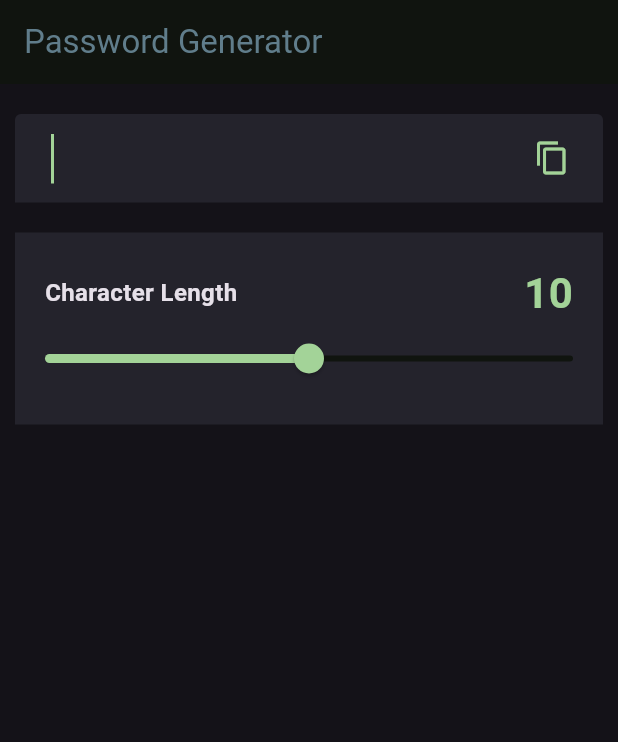
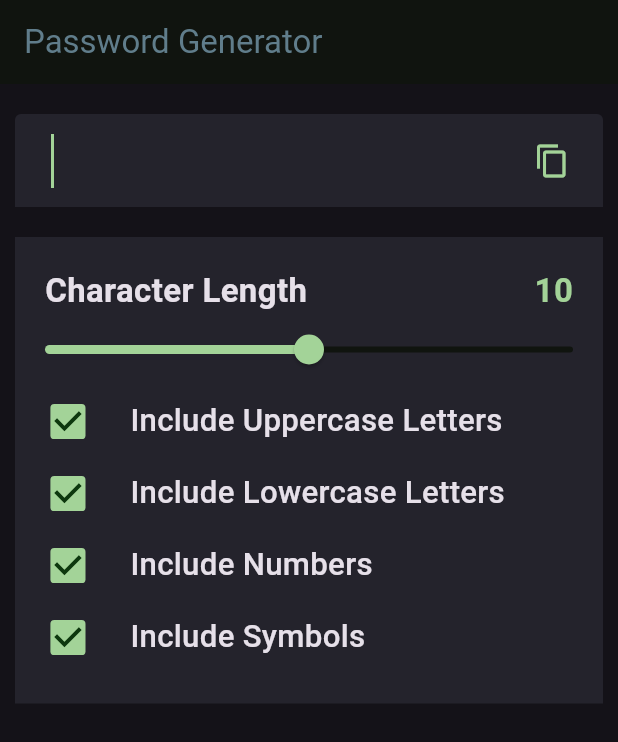
Before and after one commit to jacksonwhiting/password_generator_app_flutter, a Flutter app: the screen it shows after launch, on a phone screen of 412 x 824 dp. Shown: the top 742 px of the screen. Run offline on Flutter 3.47's test engine with Material 3 defaults, Android fonts, the phone set to English and light mode, and no system bars.

Commit message:
completed checkbox and captured all data in main.dart variables

```diff
--- a/lib/character_field.dart
+++ /dev/null
@@ -1,49 +0,0 @@
-import 'package:flutter/material.dart';
-import 'package:password_generator_app_flutter/slider.dart';
-
-class Characterfield extends StatefulWidget {
-  const Characterfield({super.key});
-
-  @override
-  State<Characterfield> createState() => _CharacterfieldState();
-}
-
-class _CharacterfieldState extends State<Characterfield> {
-  int charLength = 10;
-
-  void setCharLength(double value) {
-    setState(() {
-      charLength = value.round();
-    });
-  }
-
-  @override
-  Widget build(BuildContext context) {
-    return Container(
-        padding: const EdgeInsets.symmetric(horizontal: 20, vertical: 20),
-        decoration: const BoxDecoration(color: Color(0xFF24232C)),
-        child: Column(
-          children: [
-            Row(
-              children: [
-                Text('Character Length',
-                    style: TextStyle(
-                        fontSize:
-                            Theme.of(context).textTheme.bodyLarge?.fontSize,
-                        fontWeight: FontWeight.w700)),
-                const Spacer(),
-                Text(
-                  charLength.toString(),
-                  style: TextStyle(
-                      color: Theme.of(context).colorScheme.primary,
-                      fontSize:
-                          Theme.of(context).textTheme.headlineMedium?.fontSize,
-                      fontWeight: FontWeight.w600),
-                ),
-              ],
-            ),
-            SliderExample(onSliderChange: setCharLength),
-          ],
-        ));
-  }
-}
--- /dev/null
+++ b/lib/character_length_field.dart
@@ -0,0 +1,50 @@
+import 'package:flutter/material.dart';
+import 'package:password_generator_app_flutter/slider.dart';
+
+class CharacterLengthField extends StatefulWidget {
+  final void Function(int charLength) passCharacterLength;
+
+  const CharacterLengthField({
+    super.key,
+    required this.passCharacterLength,
+  });
+
+  @override
+  State<CharacterLengthField> createState() => _CharacterFieldState();
+}
+
+class _CharacterFieldState extends State<CharacterLengthField> {
+  int charLength = 10;
+
+  void setCharLength(double value) {
+    setState(() {
+      charLength = value.round();
+    });
+    widget.passCharacterLength(charLength);
+  }
+
+  @override
+  Widget build(BuildContext context) {
+    return Column(
+      children: [
+        Row(
+          children: [
+            Text('Character Length',
+                style: TextStyle(
+                    fontSize: Theme.of(context).textTheme.titleLarge?.fontSize,
+                    fontWeight: FontWeight.w700)),
+            const Spacer(),
+            Text(
+              charLength.toString(),
+              style: TextStyle(
+                  color: Theme.of(context).colorScheme.primary,
+                  fontSize: Theme.of(context).textTheme.titleLarge?.fontSize,
+                  fontWeight: FontWeight.w600),
+            ),
+          ],
+        ),
+        SliderExample(onSliderChange: setCharLength),
+      ],
+    );
+  }
+}
--- /dev/null
+++ b/lib/checkbox_field.dart
@@ -0,0 +1,44 @@
+import 'package:flutter/material.dart';
+
+class CheckboxListTileEx extends StatefulWidget {
+  final String title;
+  final void Function(bool value) handleCheckboxChange;
+
+  const CheckboxListTileEx({
+    super.key,
+    required this.title,
+    required this.handleCheckboxChange,
+  });
+
+  @override
+  State<CheckboxListTileEx> createState() => _CheckboxListTileState();
+}
+
+class _CheckboxListTileState extends State<CheckboxListTileEx> {
+  bool isChecked = true;
+  @override
+  Widget build(BuildContext context) {
+    return Transform.scale(
+      scale: 1.3,
+      origin: const Offset(105, 0),
+      alignment: Alignment.centerLeft,
+      child: Material(
+        type: MaterialType.transparency,
+        color: const Color(0xFF24232C),
+        child: CheckboxListTile(
+          title: Text(widget.title,
+              style: Theme.of(context).textTheme.titleMedium),
+          value: isChecked,
+          controlAffinity: ListTileControlAffinity.leading,
+          visualDensity: VisualDensity.compact,
+          onChanged: (bool? value) {
+            setState(() {
+              isChecked = !isChecked;
+            });
+            widget.handleCheckboxChange(isChecked);
+          },
+        ),
+      ),
+    );
+  }
+}
--- a/lib/cust_input_field.dart
+++ b/lib/cust_input_field.dart
@@ -44,7 +44,7 @@ class _CustInputFieldState extends State<CustInputField> {
                     color: Theme.of(context).colorScheme.primary)),
           )),
       style: TextStyle(
-        fontSize: Theme.of(context).textTheme.titleLarge?.fontSize,
+        fontSize: Theme.of(context).textTheme.headlineSmall?.fontSize,
         fontWeight: FontWeight.w600,
       ),
     );
--- a/lib/main.dart
+++ b/lib/main.dart
@@ -1,7 +1,9 @@
 import 'package:flutter/material.dart';
-import 'package:password_generator_app_flutter/character_field.dart';
+
+import 'package:password_generator_app_flutter/character_length_field.dart';
 import 'package:password_generator_app_flutter/cust_input_field.dart';
 import 'package:password_generator_app_flutter/custom_slider_track_shape.dart';
+import 'package:password_generator_app_flutter/checkbox_field.dart';
 
 var kColorScheme = ColorScheme.fromSeed(
   seedColor: const Color.fromARGB(255, 59, 181, 146),
@@ -46,6 +48,12 @@ class MyApp extends StatelessWidget {
   }
 }
 
+int characterLength = 10;
+bool includeUppercase = true;
+bool includeLowercase = true;
+bool includeNumbers = true;
+bool includeSymbols = true;
+
 class MyHomePage extends StatelessWidget {
   const MyHomePage({super.key});
 
@@ -61,10 +69,39 @@ class MyHomePage extends StatelessWidget {
             0, 20, 0, 0), // left, top, end, bottom
         padding: const EdgeInsetsDirectional.symmetric(
             horizontal: 10), // horizontal, vertical
-        child: const Column(children: [
-          CustInputField(),
-          SizedBox(height: 20),
-          Characterfield(),
+        child: Column(children: [
+          const CustInputField(),
+          const SizedBox(height: 20),
+          Container(
+            padding: const EdgeInsets.symmetric(horizontal: 20, vertical: 20),
+            decoration: const BoxDecoration(
+              color: Color(0xFF24232C),
+            ),
+            child: Column(
+              children: [
+                CharacterLengthField(
+                  passCharacterLength: (charLength) =>
+                      characterLength = charLength,
+                ),
+                CheckboxListTileEx(
+                  title: 'Include Uppercase Letters',
+                  handleCheckboxChange: (value) => includeUppercase = value,
+                ),
+                CheckboxListTileEx(
+                  title: 'Include Lowercase Letters',
+                  handleCheckboxChange: (value) => includeLowercase = value,
+                ),
+                CheckboxListTileEx(
+                  title: 'Include Numbers',
+                  handleCheckboxChange: (value) => includeNumbers = value,
+                ),
+                CheckboxListTileEx(
+                  title: 'Include Symbols',
+                  handleCheckboxChange: (value) => includeUppercase = value,
+                ),
+              ],
+            ),
+          ),
         ]),
       ),
     );
```
Also changed, not shown: pubspec.lock.
